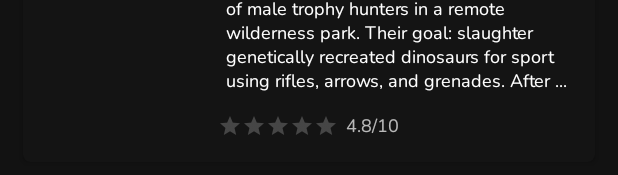
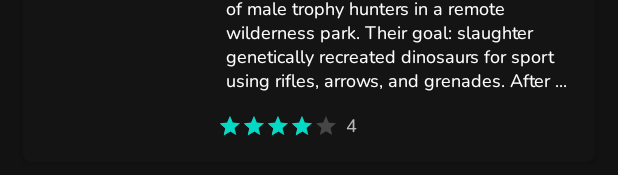
Before and after one commit to ahirpara2000/Flixster, an Android app: the layout item_movie.xml on its own in the app's theme, with its tools: preview values and no code run, on a phone screen of 412 x 824 dp. Shown: the part 164-339 px from the top of the screen. Run offline under Robolectric (Android 15) with nearby library versions, the phone set to English and light mode, and no system bars.

Commit message:
Updated dark mode color for landscape mode

```diff
--- a/app/src/main/res/layout-land/item_movie.xml
+++ b/app/src/main/res/layout-land/item_movie.xml
@@ -15,6 +15,7 @@
         android:layout_marginTop="30dp"
         android:layout_marginEnd="10dp"
         android:layout_marginBottom="10dp"
+        app:cardBackgroundColor="@color/cardBg"
         app:cardCornerRadius="5dp"
         app:cardElevation="3dp">
 
@@ -36,7 +37,7 @@
                 android:gravity="center_vertical"
                 android:maxLines="1"
                 android:padding="5dp"
-                android:textColor="#000000"
+                android:textColor="@color/titleTextColor"
                 android:textSize="16sp"
                 android:textStyle="bold"
                 tools:text="Jurassic Hunt" />
@@ -50,15 +51,15 @@
                 android:gravity="top"
                 android:maxLines="5"
                 android:padding="5dp"
-                android:textColor="#737373"
+                android:textColor="@color/titleTextColor"
                 android:textSize="12sp"
                 tools:text="Female adventurer Parker joins a crew of male trophy hunters in a remote wilderness park. Their goal: slaughter genetically recreated dinosaurs for sport using rifles, arrows, and grenades. After their guide is killed by raptors, the team tries to escape the park – but the hunters quickly become the hunted. Even worse, the park’s manager suspects Parker of being a spy and sends a hit squad after her. This battle’s about to become primitive!" />
 
             <LinearLayout
                 android:layout_width="match_parent"
                 android:layout_height="match_parent"
-                android:orientation="horizontal"
-                android:gravity="center">
+                android:gravity="center"
+                android:orientation="horizontal">
 
                 <RatingBar
                     android:id="@+id/rating"
--- a/app/src/main/res/layout/item_movie.xml
+++ b/app/src/main/res/layout/item_movie.xml
@@ -68,6 +68,7 @@
                     android:layout_height="wrap_content"
                     android:isIndicator="true"
                     android:numStars="5"
+                    android:rating="4"
                     android:stepSize="0.1" />
 
                 <TextView
@@ -76,7 +77,7 @@
                     android:layout_height="wrap_content"
                     android:fontFamily="@font/nunito"
                     android:padding="5dp"
-                    android:text="4.8/10"
+                    android:text="4"
                     android:textSize="12sp" />
             </LinearLayout>
 
```
